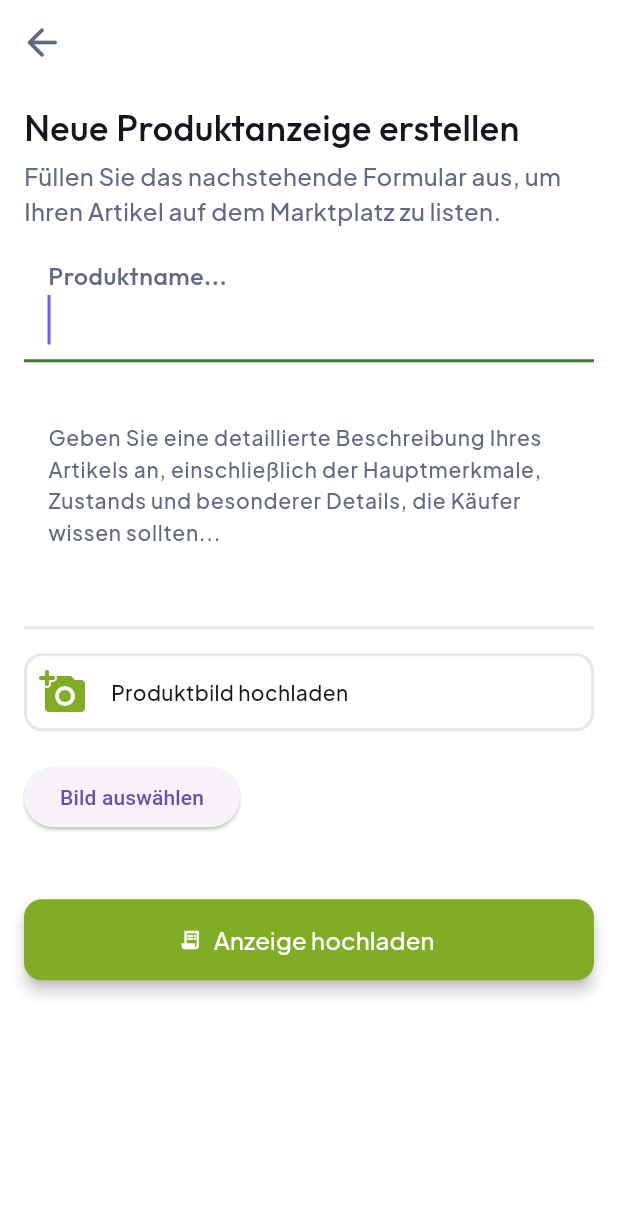
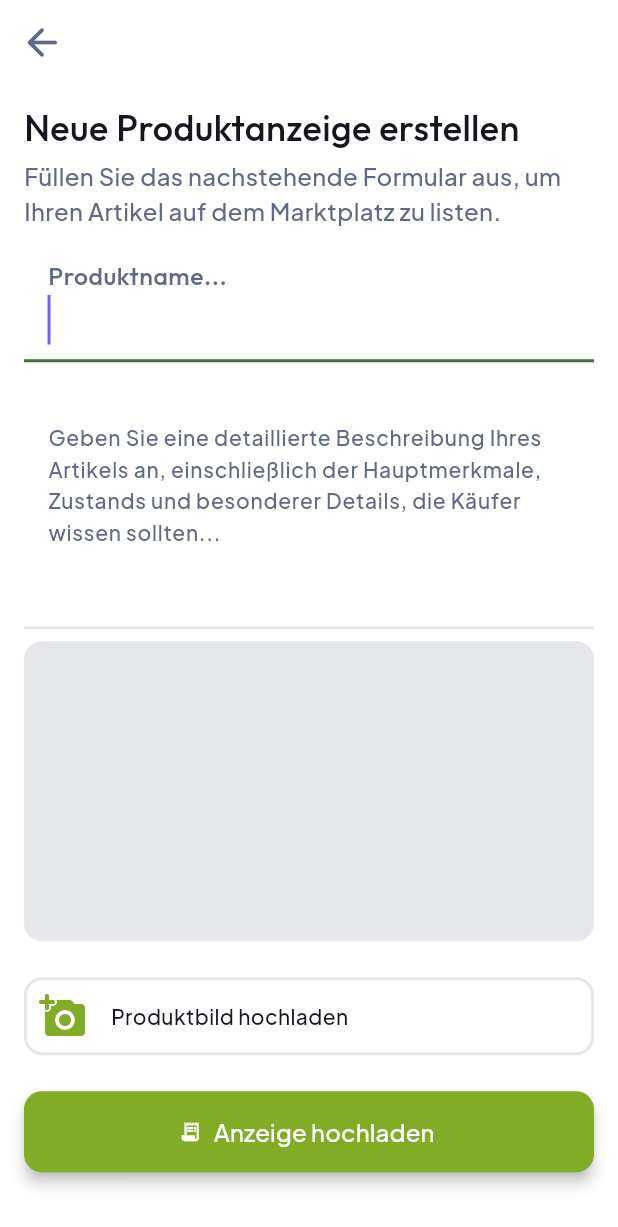
Before and after one commit to Recycling-Heroes-E-Schrottwende/eRecycling, a Flutter app: the AddProductWidget screen opened directly, on a phone screen of 412 x 824 dp. Shown: the top 1227 px of the screen. Run offline on Flutter 3.47's test engine with Material 3 defaults, Android fonts, the phone set to English and light mode, and no system bars; drawn by our look-alikes of auto_size_text, flutter_animate; our stand-ins replace cached_network_image, flutter_spinkit, font_awesome_flutter, from_css_color, go_router, google_fonts and 5 more; missing offline and left inert: json_path; accounts and stored records are empty.

Commit message:
Aktualisiere das Produktbild in der AddProductWidget-Klasse

```diff
--- a/diplomprojekt/lib/pages/add_product/add_product_widget.dart
+++ b/diplomprojekt/lib/pages/add_product/add_product_widget.dart
@@ -289,6 +289,24 @@ class _AddProductWidgetState extends State<AddProductWidget>
                         .addToStart(SizedBox(height: 12.0)),
                   ),
                   Padding(
+                    padding: EdgeInsetsDirectional.fromSTEB(0.0, 8.0, 0.0, 8.0),
+                    child: _image != null
+                        ? Image.network(
+                            _image!.path,
+                            width: double.infinity,
+                            height: 200.0,
+                            fit: BoxFit.cover,
+                          )
+                        : Container(
+                            width: double.infinity,
+                            height: 200.0,
+                            decoration: BoxDecoration(
+                              color: Color(0xFFE5E7EB),
+                              borderRadius: BorderRadius.circular(12.0),
+                            ),
+                          ),
+                  ),
+                  Padding(
                     padding:
                         EdgeInsetsDirectional.fromSTEB(0.0, 16.0, 0.0, 0.0),
                     child: Container(
@@ -304,6 +322,8 @@ class _AddProductWidgetState extends State<AddProductWidget>
                           width: 2.0,
                         ),
                       ),
+                      child: InkWell(
+                        onTap: pickImage,
                         child: Padding(
                           padding: EdgeInsets.all(8.0),
                           child: Row(
@@ -333,21 +353,9 @@ class _AddProductWidgetState extends State<AddProductWidget>
                             ],
                           ),
                         ),
+                      ),
                     ).animateOnPageLoad(
                         animationsMap['containerOnPageLoadAnimation']!),
-                  ),
-                  Padding(
-                    padding: EdgeInsets.symmetric(vertical: 20.0),
-                    child: Column(
-                      children: [
-                        if (_image != null)
-                          Image.network(_image!.path, height: 200),
-                        ElevatedButton(
-                          onPressed: pickImage,
-                          child: Text('Bild auswählen'),
-                        ),
-                      ],
-                    ),
                   ),
                   Padding(
                     padding:
```
Lines whose indentation alone changed are shown as unchanged.
